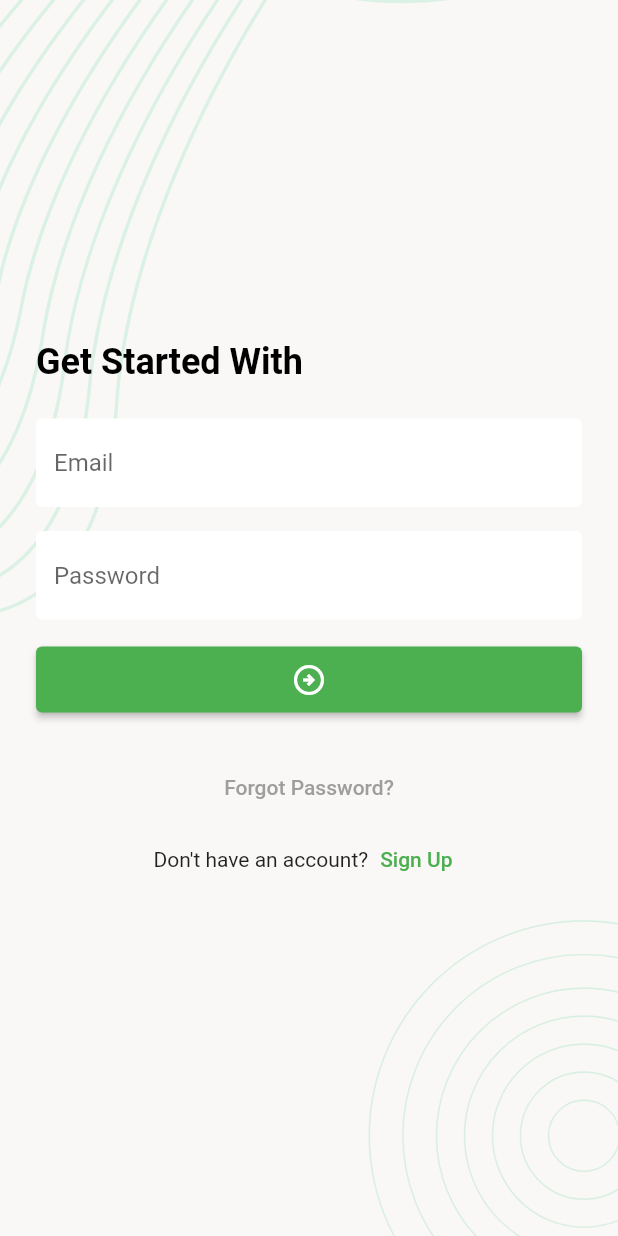
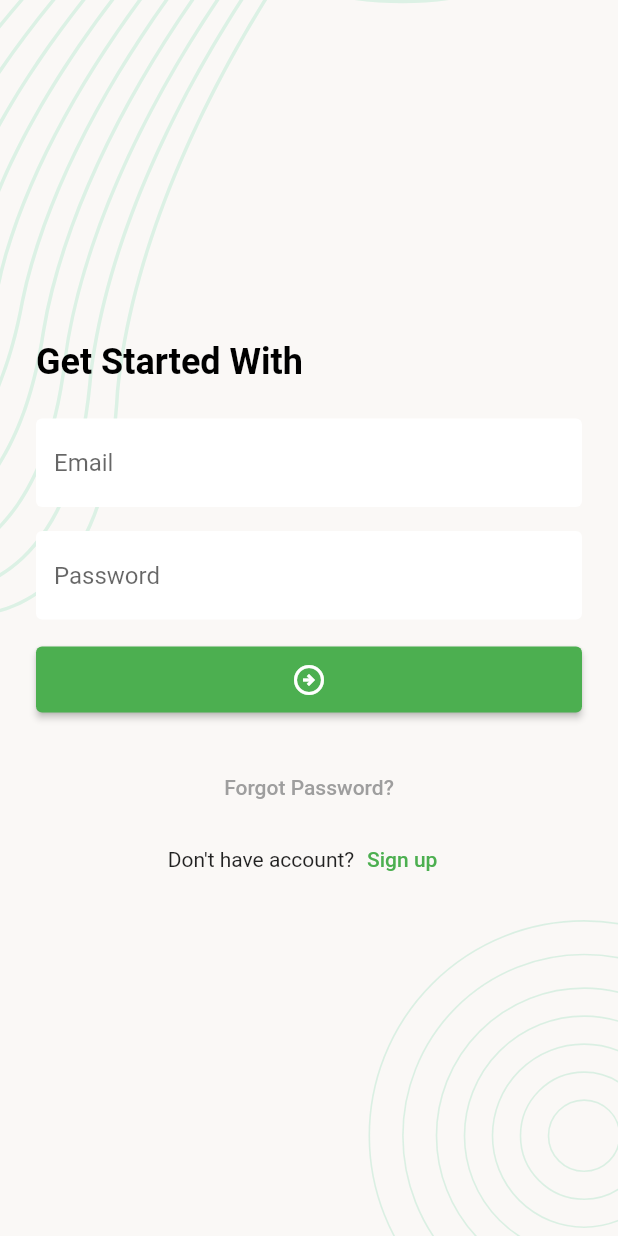
Before and after one commit to githrahat/Rahat_FlutterApp, a Flutter app: the screen it shows after launch, on a phone screen of 412 x 824 dp. Run offline on Flutter 3.47's test engine with Material 2 defaults, Android fonts, the phone set to English and light mode, and no system bars; our stand-ins replace flutter_svg.

Commit message:
signup ui - done

```diff
--- a/lib/ui/screens/login.dart
+++ b/lib/ui/screens/login.dart
@@ -1,6 +1,8 @@
 import 'package:flutter/material.dart';
+import 'package:flutter_project/ui/screens/sign_up_screen.dart';
 import 'package:flutter_project/ui/widgets/screen_background_widget.dart';
 
+import '../utils/text_below_button_styles.dart';
 import '../utils/text_styles.dart';
 import '../widgets/app_elevated_button.dart';
 import '../widgets/app_text_field_widget.dart';
@@ -17,7 +19,7 @@ class _LoginScreenState extends State<LoginScreen> {
   Widget build(BuildContext context) {
     return Scaffold(
       body: ScreenBackground(
-        widget: Padding(
+        child: Padding(
           padding: const EdgeInsets.all(24),
           child: Column(
             crossAxisAlignment: CrossAxisAlignment.start,
@@ -50,18 +52,15 @@ class _LoginScreenState extends State<LoginScreen> {
                 ),
               )
               ),
-              Row(
-                mainAxisAlignment: MainAxisAlignment.center,
-                children: [
-                  const Text("Don't have an account?"),
-                  TextButton(
-                    onPressed: () {},
-                    child: const Text(
-                      'Sign Up',
-                      style: TextStyle(color: Colors.green),
-                    ),
-                  )
-                ],
+              text_below_below_styles(
+                text1: "Don't have account?",
+                text2: 'Sign up',
+                ontap: () {
+                  Navigator.push(
+                      context,
+                      MaterialPageRoute(
+                          builder: (context) => const SignUpScreen()));
+                },
               )
             ],
           ),
--- a/lib/ui/screens/splash_screen.dart
+++ b/lib/ui/screens/splash_screen.dart
@@ -15,7 +15,7 @@ class _SplashScreenState extends State<SplashScreen> {
     final Size screenSize = MediaQuery.of(context).size;
     return Scaffold(
       body: ScreenBackground(
-        widget: Center(
+        child: Center(
           child: SvgPicture.asset(
         'assets/images/logo.svg',
         width: 180,
--- /dev/null
+++ b/lib/ui/utils/text_below_button_styles.dart
@@ -0,0 +1,30 @@
+import 'package:flutter/material.dart';
+
+class text_below_below_styles extends StatelessWidget {
+  const text_below_below_styles({
+    Key? key, this.text1, this.text2, required this.ontap,
+  }) : super(key: key);
+
+  final String? text1;
+  final String? text2;
+  final VoidCallback ontap;
+
+  @override
+  Widget build(BuildContext context) {
+    return Row(
+      mainAxisAlignment: MainAxisAlignment.center,
+      children: [
+        Text(text1!),
+        TextButton(
+            style: TextButton.styleFrom(
+                padding: EdgeInsets.zero
+            ),
+            onPressed: ontap,
+            child: Text(
+              text2!,
+              style: const TextStyle(color: Colors.green),
+            ))
+      ],
+    );
+  }
+  }
--- a/lib/ui/widgets/screen_background_widget.dart
+++ b/lib/ui/widgets/screen_background_widget.dart
@@ -2,8 +2,8 @@ import 'package:flutter/material.dart';
 import 'package:flutter_svg/flutter_svg.dart';
 
 class ScreenBackground extends StatelessWidget {
-  final Widget widget;
-  const ScreenBackground({Key? key, required this.widget}) : super(key: key);
+  final Widget child;
+  const ScreenBackground({Key? key, required this.child}) : super(key: key);
 
   @override
   Widget build(BuildContext context) {
@@ -14,7 +14,7 @@ class ScreenBackground extends StatelessWidget {
         SvgPicture.asset('assets/images/background.svg',
             fit: BoxFit.cover,
             width: screenSize.width, height: screenSize.height),
-       widget
+       child
       ],
     );
   }
```
Also changed, not shown: lib/ui/screens/sign_up_screen.dart (added, +74 -0 lines).
